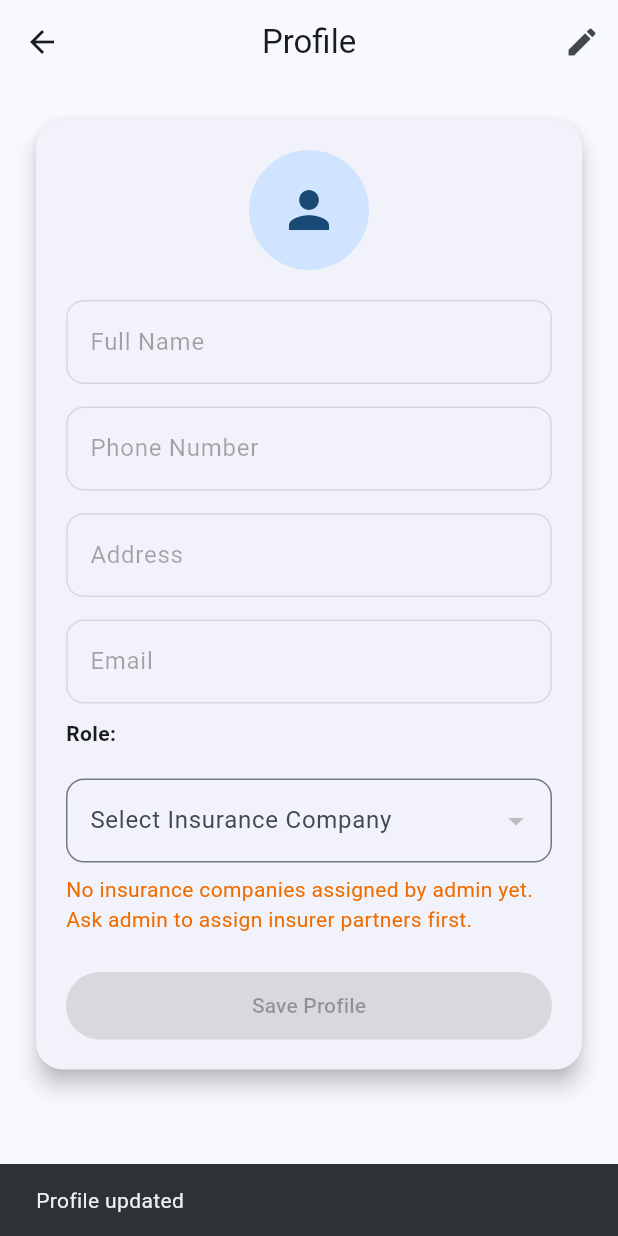
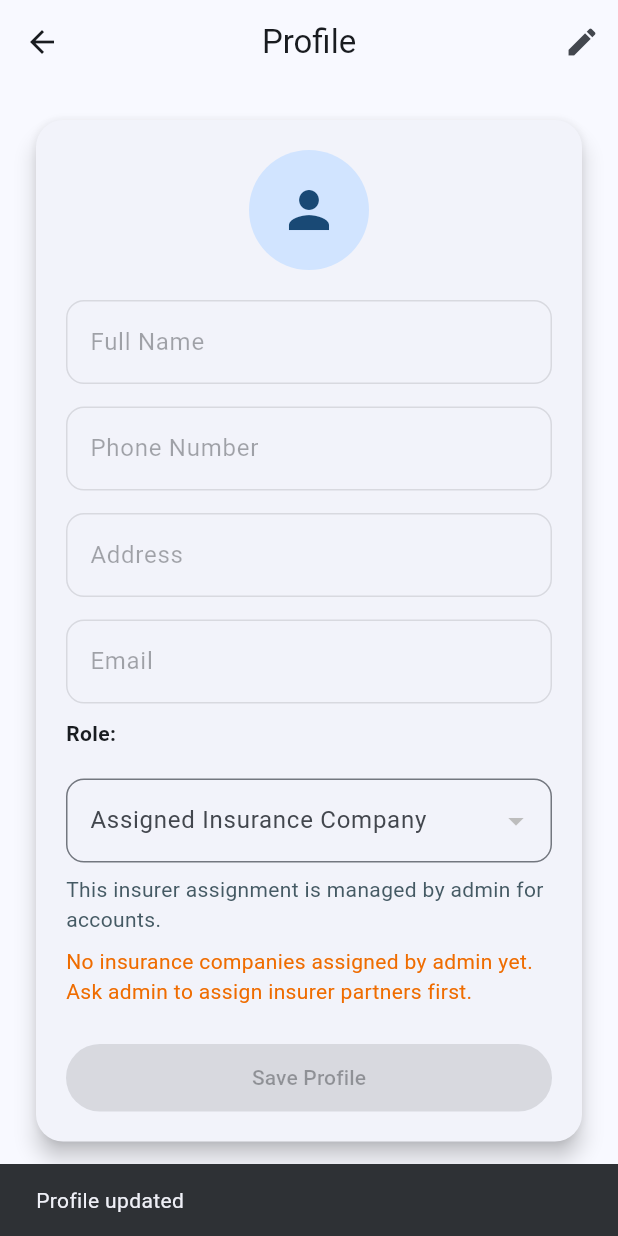
Before and after one commit to danukachathurya/my-research, a Flutter app: the ProfilePage screen opened directly, after a tap on the "edit" icon, after a tap on "Save Profile", on a phone screen of 412 x 824 dp. Run offline on Flutter 3.47's test engine with Material 3 defaults, Android fonts, the light colour scheme and no system bars; our stand-ins replace cloud_firestore, firebase_auth, firebase_core, firebase_database, flutter_dotenv, flutter_local_notifications and 6 more; missing offline and left inert: flutter_quill, onnxruntime; accounts and stored records are empty; network calls fail.

Commit message:
feat: Add user UID handling for damage assessment and claims filtering

```diff
--- a/vehicle_app/lib/auth/user_role_service.dart
+++ b/vehicle_app/lib/auth/user_role_service.dart
@@ -4,6 +4,9 @@ import 'package:firebase_auth/firebase_auth.dart';
 class UserRoleService {
   static final FirebaseFirestore _firestore = FirebaseFirestore.instance;
   static const String _usersCollection = 'users';
+
+  static CollectionReference<Map<String, dynamic>> get _usersRef =>
+      _firestore.collection(_usersCollection);
 
   /// Create user profile if it doesn't exist
   static Future<void> createDefaultUserProfile(
@@ -12,7 +15,7 @@ class UserRoleService {
     required String phone,
     required String address,
   }) async {
-    final ref = _firestore.collection(_usersCollection).doc(user.uid);
+    final ref = _usersRef.doc(user.uid);
 
     await ref.set({
       'uid': user.uid,
@@ -22,6 +25,8 @@ class UserRoleService {
       'address': address,
       'role': 'customer',
       'assignedInsurerId': null,
+      'preferredInsurerId': null,
+      'preferredInsurerName': null,
       'createdAt': FieldValue.serverTimestamp(),
       'updatedAt': FieldValue.serverTimestamp(),
     }, SetOptions(merge: true));
@@ -46,23 +51,36 @@ class UserRoleService {
 
   /// Get profile for logged in user
   static Future<Map<String, dynamic>?> getUserProfileForUser(User user) async {
+    final snapshot = await getUserProfileSnapshotForUser(user);
+    return snapshot?.data();
+  }
+
+  static Future<DocumentSnapshot<Map<String, dynamic>>?>
+  getUserProfileSnapshotForUser(User user) async {
     // First try by UID
-    final byUid = await getUserProfile(user.uid);
-    if (byUid != null) return byUid;
+    final uidDoc = await _usersRef.doc(user.uid).get();
+    if (uidDoc.exists) return uidDoc;
 
     // fallback: search by email
     final email = user.email?.trim();
     if (email == null || email.isEmpty) return null;
 
-    final query = await _firestore
-        .collection(_usersCollection)
+    final query = await _usersRef
         .where('email', isEqualTo: email)
         .limit(1)
         .get();
 
-    if (query.docs.isEmpty) return null;
+    if (query.docs.isNotEmpty) return query.docs.first;
 
-    return query.docs.first.data();
+    final byUidField = await _usersRef.where('uid', isEqualTo: user.uid).limit(1).get();
+    if (byUidField.docs.isEmpty) return null;
+    return byUidField.docs.first;
+  }
+
+  static Future<DocumentReference<Map<String, dynamic>>>
+  resolveUserProfileRefForUser(User user) async {
+    final snapshot = await getUserProfileSnapshotForUser(user);
+    return snapshot?.reference ?? _usersRef.doc(user.uid);
   }
 
   /// Normalize role values
--- a/vehicle_app/lib/dashboard/profile_page.dart
+++ b/vehicle_app/lib/dashboard/profile_page.dart
@@ -1,6 +1,7 @@
 import 'package:cloud_firestore/cloud_firestore.dart';
 import 'package:firebase_auth/firebase_auth.dart';
 import 'package:flutter/material.dart';
+import '../auth/user_role_service.dart';
 
 class ProfilePage extends StatefulWidget {
   const ProfilePage({super.key});
@@ -22,6 +23,8 @@ class _ProfilePageState extends State<ProfilePage> {
   String _role = 'customer';
   String? _selectedInsurerId;
   List<_InsurerOption> _insurerOptions = [];
+
+  bool get _canEditInsurerSelection => _isEditing && _role == 'customer';
 
   @override
   void initState() {
@@ -72,11 +75,8 @@ class _ProfilePageState extends State<ProfilePage> {
     _emailController.text = user.email ?? '';
 
     try {
-      final doc = await FirebaseFirestore.instance
-          .collection('users')
-          .doc(user.uid)
-          .get();
-      final data = doc.data() ?? <String, dynamic>{};
+      final doc = await UserRoleService.getUserProfileSnapshotForUser(user);
+      final data = doc?.data() ?? <String, dynamic>{};
 
       _emailController.text = (data['email'] ?? user.email ?? '').toString();
       _role = (data['role'] ?? 'customer').toString();
@@ -85,7 +85,9 @@ class _ProfilePageState extends State<ProfilePage> {
       _phoneController.text = (data['phone'] ?? '').toString();
       _addressController.text = (data['address'] ?? '').toString();
 
-      _selectedInsurerId = data['assignedInsurerId']?.toString();
+      _selectedInsurerId =
+          data['preferredInsurerId']?.toString() ??
+          data['assignedInsurerId']?.toString();
       _insurerOptions = await _loadInsurerOptions();
 
       final selectedExists = _insurerOptions.any((i) => i.id == _selectedInsurerId);
@@ -113,9 +115,11 @@ class _ProfilePageState extends State<ProfilePage> {
 
     setState(() => _isSaving = true);
     try {
-      var insurerAssignmentDenied = false;
-      await FirebaseFirestore.instance.collection('users').doc(user.uid).set({
+      final profileRef = await UserRoleService.resolveUserProfileRefForUser(user);
+      await profileRef.set({
         'fullName': _nameController.text.trim(),
+        'email': user.email ?? _emailController.text.trim(),
+        'uid': user.uid,
         'phone': _phoneController.text.trim(),
         'address': _addressController.text.trim(),
         'updatedAt': FieldValue.serverTimestamp(),
@@ -124,20 +128,12 @@ class _ProfilePageState extends State<ProfilePage> {
       final selected = _insurerOptions.where((i) => i.id == _selectedInsurerId);
       final selectedCompanyName =
           selected.isNotEmpty ? selected.first.companyName : null;
-      if (_selectedInsurerId != null && selectedCompanyName != null) {
-        try {
-          await FirebaseFirestore.instance.collection('users').doc(user.uid).set({
-            'assignedInsurerId': _selectedInsurerId,
-            'insurerCompanyName': selectedCompanyName,
-            'updatedAt': FieldValue.serverTimestamp(),
-          }, SetOptions(merge: true));
-        } on FirebaseException catch (e) {
-          if (e.code == 'permission-denied' && mounted) {
-            insurerAssignmentDenied = true;
-          } else {
-            rethrow;
-          }
-        }
+      if (_role == 'customer') {
+        await profileRef.set({
+          'preferredInsurerId': _selectedInsurerId,
+          'preferredInsurerName': selectedCompanyName,
+          'updatedAt': FieldValue.serverTimestamp(),
+        }, SetOptions(merge: true));
       }
 
       if (!mounted) return;
@@ -145,13 +141,7 @@ class _ProfilePageState extends State<ProfilePage> {
       ScaffoldMessenger.of(
         context,
       ).showSnackBar(
-        SnackBar(
-          content: Text(
-            insurerAssignmentDenied
-                ? 'Basic profile saved. Insurer assignment requires admin permission.'
-                : 'Profile updated',
-          ),
-        ),
+        const SnackBar(content: Text('Profile updated')),
       );
     } on FirebaseException catch (e) {
       if (!mounted) return;
@@ -252,7 +242,11 @@ class _ProfilePageState extends State<ProfilePage> {
                 const SizedBox(height: 20),
                 DropdownButtonFormField<String>(
                   value: dropdownValue,
-                  decoration: inputStyle('Select Insurance Company'),
+                  decoration: inputStyle(
+                    _role == 'customer'
+                        ? 'Select Insurance Company'
+                        : 'Assigned Insurance Company',
+                  ),
                   items: _insurerOptions
                       .map(
                         (i) => DropdownMenuItem<String>(
@@ -261,10 +255,17 @@ class _ProfilePageState extends State<ProfilePage> {
                         ),
                       )
                       .toList(),
-                  onChanged: _isEditing
+                  onChanged: _canEditInsurerSelection
                       ? (v) => setState(() => _selectedInsurerId = v)
                       : null,
                 ),
+                if (_role != 'customer') ...[
+                  const SizedBox(height: 8),
+                  Text(
+                    'This insurer assignment is managed by admin for $_role accounts.',
+                    style: TextStyle(color: Colors.blueGrey[700]),
+                  ),
+                ],
                 if (_insurerOptions.isEmpty) ...[
                   const SizedBox(height: 8),
                   Text(
--- a/vehicle_app/lib/road_resq/services/damage_detection_service.dart
+++ b/vehicle_app/lib/road_resq/services/damage_detection_service.dart
@@ -1,6 +1,7 @@
 import 'dart:convert';
 import 'dart:io';
 
+import 'package:firebase_auth/firebase_auth.dart';
 import 'package:http/http.dart' as http;
 import 'package:http_parser/http_parser.dart';
 
@@ -64,6 +65,10 @@ class DamageDetectionService {
       request.fields['vehicle_model'] = vehicleModel.trim();
       request.fields['vehicle_year'] = vehicleYear.trim();
       request.fields['use_ai'] = useAi ? 'true' : 'false';
+      final userUid = FirebaseAuth.instance.currentUser?.uid?.trim();
+      if (userUid != null && userUid.isNotEmpty) {
+        request.fields['user_uid'] = userUid;
+      }
     }
 
     final streamedResponse = await request.send();
--- a/vehicle_app/lib/vehicle_damage/vehicle_damage.dart
+++ b/vehicle_app/lib/vehicle_damage/vehicle_damage.dart
@@ -447,7 +447,36 @@ class _HomePageState extends State<HomePage> {
     return insurerId?.trim();
   }
 
-  Future<String?> _getCurrentUserAssignedInsurerId() async {
+  String _insurerDisplayName(Map<String, dynamic> insurer) {
+    return (insurer['name'] ??
+            insurer['company_name'] ??
+            insurer['display_name'] ??
+            insurer['companyName'] ??
+            insurer['id'] ??
+            '')
+        .toString()
+        .trim();
+  }
+
+  String? _findInsurerIdByCompanyName(
+    String? companyName,
+    List<Map<String, dynamic>> insurers,
+  ) {
+    final needle = companyName?.trim().toLowerCase();
+    if (needle == null || needle.isEmpty) return null;
+
+    for (final insurer in insurers) {
+      if (_insurerDisplayName(insurer).toLowerCase() == needle) {
+        final id = insurer['id']?.toString().trim();
+        if (id != null && id.isNotEmpty) return id;
+      }
+    }
+    return null;
+  }
+
+  Future<String?> _getCurrentUserAssignedInsurerId(
+    List<Map<String, dynamic>> insurers,
+  ) async {
     final currentUser = FirebaseAuth.instance.currentUser;
     if (currentUser == null) return null;
 
@@ -456,7 +485,20 @@ class _HomePageState extends State<HomePage> {
           .collection('users')
           .doc(currentUser.uid)
           .get();
-      final assigned = profile.data()?['assignedInsurerId']?.toString().trim();
+      final data = profile.data() ?? <String, dynamic>{};
+      final preferred = data['preferredInsurerId']?.toString().trim();
+      if (preferred != null && preferred.isNotEmpty) return preferred;
+
+      final preferredCompany = data['preferredInsurerName']?.toString().trim();
+      final preferredCompanyId = _findInsurerIdByCompanyName(
+        preferredCompany,
+        insurers,
+      );
+      if (preferredCompanyId != null && preferredCompanyId.isNotEmpty) {
+        return preferredCompanyId;
+      }
+
+      final assigned = data['assignedInsurerId']?.toString().trim();
       if (assigned == null || assigned.isEmpty) return null;
       return assigned;
     } catch (_) {
@@ -537,7 +579,7 @@ class _HomePageState extends State<HomePage> {
         return;
       }
 
-      String? insurerId = await _getCurrentUserAssignedInsurerId();
+      String? insurerId = await _getCurrentUserAssignedInsurerId(insurers);
       insurerId ??= await _promptInsurerFromList(insurers);
       if (insurerId == null || insurerId.isEmpty) {
         return;
@@ -676,6 +718,7 @@ class _HomePageState extends State<HomePage> {
         vehicleYear: _yearController.text,
         apiUrl: apiUrl,
         useAi: true,
+        userUid: FirebaseAuth.instance.currentUser?.uid,
       );
 
       // Process assessment in background isolate to avoid blocking UI
```
Also changed, not shown: vehicle_app/lib/common/insurance_claim_service.dart (+14 -0 lines), vehicle_app/lib/vehicle_damage/claim_history_page.dart (+29 -4 lines), vehicle_app/lib/vehicle_damage/utils/image_processor.dart (+7 -0 lines), vehicle_app/lib/vehicle_damage/vehicle_damage_assess_page.dart (+13 -0 lines), 1 other file.
